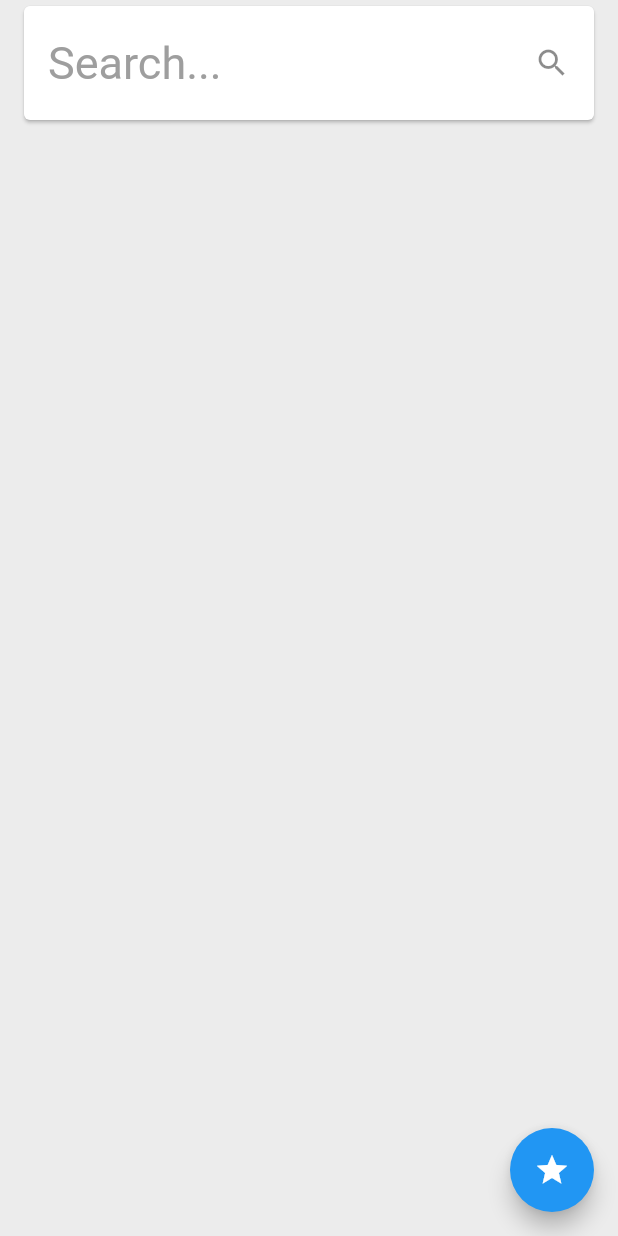
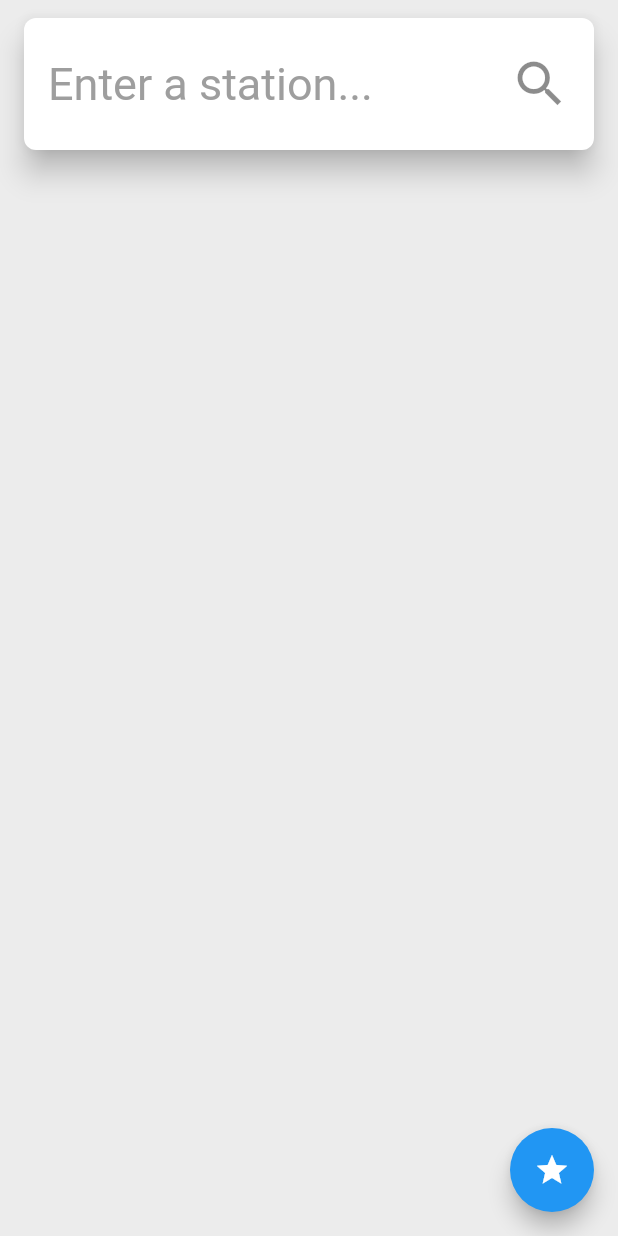
Before and after one commit to notCactus/trip_watcher, a Flutter app: the screen it shows after launch, on a phone screen of 412 x 824 dp. Run offline on Flutter 3.47's test engine with Material 2 defaults, Android fonts, the phone set to English and light mode, and no system bars.

Commit message:
Add Search from trafiklab API and debouncing on the searches.

```diff
--- /dev/null
+++ b/lib/models/stations.dart
@@ -0,0 +1,92 @@
+class Stations {
+  List<StopLocation> _stopLocation;
+
+  Stations({List<StopLocation> stopLocation}) {
+    this._stopLocation = stopLocation;
+  }
+
+  List<StopLocation> get stopLocation => _stopLocation;
+  set stopLocation(List<StopLocation> stopLocation) =>
+      _stopLocation = stopLocation;
+
+  Stations.fromJson(Map<String, dynamic> json) {
+    if (json['StopLocation'] != null) {
+      _stopLocation = new List<StopLocation>();
+      json['StopLocation'].forEach((v) {
+        _stopLocation.add(new StopLocation.fromJson(v));
+      });
+    }
+  }
+
+  Map<String, dynamic> toJson() {
+    final Map<String, dynamic> data = new Map<String, dynamic>();
+    if (this._stopLocation != null) {
+      data['StopLocation'] = this._stopLocation.map((v) => v.toJson()).toList();
+    }
+    return data;
+  }
+}
+
+class StopLocation {
+  String _id;
+  String _extId;
+  String _name;
+  double _lon;
+  double _lat;
+  int _weight;
+  int _products;
+
+  StopLocation(
+      {String id,
+      String extId,
+      String name,
+      double lon,
+      double lat,
+      int weight,
+      int products}) {
+    this._id = id;
+    this._extId = extId;
+    this._name = name;
+    this._lon = lon;
+    this._lat = lat;
+    this._weight = weight;
+    this._products = products;
+  }
+
+  String get id => _id;
+  set id(String id) => _id = id;
+  String get extId => _extId;
+  set extId(String extId) => _extId = extId;
+  String get name => _name;
+  set name(String name) => _name = name;
+  double get lon => _lon;
+  set lon(double lon) => _lon = lon;
+  double get lat => _lat;
+  set lat(double lat) => _lat = lat;
+  int get weight => _weight;
+  set weight(int weight) => _weight = weight;
+  int get products => _products;
+  set products(int products) => _products = products;
+
+  StopLocation.fromJson(Map<String, dynamic> json) {
+    _id = json['id'];
+    _extId = json['extId'];
+    _name = json['name'];
+    _lon = json['lon'];
+    _lat = json['lat'];
+    _weight = json['weight'];
+    _products = json['products'];
+  }
+
+  Map<String, dynamic> toJson() {
+    final Map<String, dynamic> data = new Map<String, dynamic>();
+    data['id'] = this._id;
+    data['extId'] = this._extId;
+    data['name'] = this._name;
+    data['lon'] = this._lon;
+    data['lat'] = this._lat;
+    data['weight'] = this._weight;
+    data['products'] = this._products;
+    return data;
+  }
+}
--- a/lib/widgets/search.dart
+++ b/lib/widgets/search.dart
@@ -5,18 +5,26 @@ import '../utils/station_searcher.dart';
 class Search extends StatelessWidget {
   @override
   Widget build(BuildContext context) {
-    return InkWell(
-      onTap: () {
-        showSearch(context: context, delegate: StationSearcher());
-      },
-      child: Padding(
-        padding: const EdgeInsets.symmetric(horizontal: 12),
+    return Padding(
+      padding: const EdgeInsets.only(left: 12, right: 12, top: 8, bottom: 8),
+      child: InkWell(
+        onTap: () {
+          showSearch(context: context, delegate: StationSearcher());
+        },
         child: Card(
+          elevation: 8,
+          shape: RoundedRectangleBorder(borderRadius: BorderRadius.circular(8)),
           child: Padding(
-            padding: const EdgeInsets.symmetric(vertical: 10),
+            padding: const EdgeInsets.symmetric(vertical: 16),
             child: ListTile(
-              title: Text('Search...', style: TextStyle(color: Colors.grey, fontSize: 30),),
-              trailing: Icon(Icons.search),
+              title: Text(
+                'Enter a station...',
+                style: TextStyle(color: Colors.grey, fontSize: 30),
+              ),
+              trailing: Icon(
+                Icons.search,
+                size: 40,
+              ),
             ),
           ),
         ),
--- a/pubspec.yaml
+++ b/pubspec.yaml
@@ -23,6 +23,7 @@ environment:
 dependencies:
   flutter:
     sdk: flutter
+  http: ^0.12.1
 
 
   # The following adds the Cupertino Icons font to your application.
```
Also changed, not shown: lib/pages/home_page.dart (+32 -2 lines), lib/utils/station_searcher.dart (+90 -36 lines), pubspec.lock, 1 other file.
